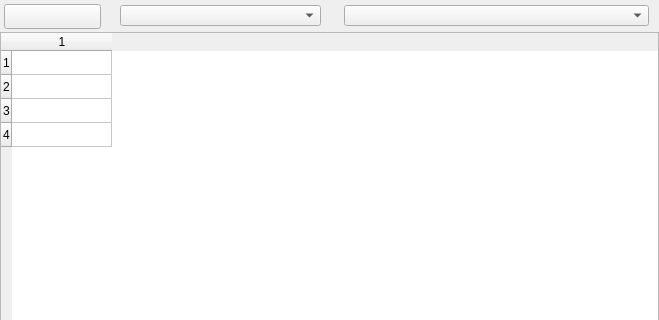
Eldricos/D-Fend-Reborn, file src/forms/LanguageEditorFormUnit.ui: the form before one commit; both pictures show x 0 to 659 and y 0 to 320 of the 659 by 539 pixel window.
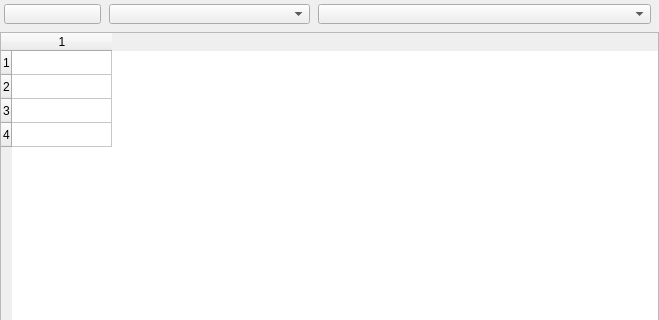
The form after the commit.

Commit message: Remaining dialogs: Qt layouts instead of fixed pixel positions

Diff of the .ui file:
```diff
--- a/src/forms/LanguageEditorFormUnit.ui
+++ b/src/forms/LanguageEditorFormUnit.ui
@@ -16,24 +16,50 @@
       <property name="frameShape"><enum>QFrame::NoFrame</enum></property>
       <property name="frameShadow"><enum>QFrame::Plain</enum></property>
       <property name="vclClass" stdset="0"><string notr="true">TPanel</string></property>
+      <layout class="QGridLayout" name="Panel1_Layout" columnstretch="0,0,0,1">
+        <property name="leftMargin"><number>4</number></property>
+        <property name="topMargin"><number>4</number></property>
+        <property name="rightMargin"><number>8</number></property>
+        <property name="bottomMargin"><number>8</number></property>
+        <property name="horizontalSpacing"><number>8</number></property>
+        <property name="verticalSpacing"><number>4</number></property>
+        <item row="0" column="0" alignment="Qt::AlignLeft">
       <widget class="QPushButton" name="CloseButton">
-        <property name="geometry"><rect><x>4</x><y>4</y><width>97</width><height>25</height></rect></property>
-        <property name="text"><string></string></property>
+            <property name="text"><string /></property>
         <property name="autoDefault"><bool>false</bool></property>
         <property name="vclKind" stdset="0"><string notr="true">bkClose</string></property>
         <property name="vclModalResult" stdset="0"><string notr="true">mrClose</string></property>
-      </widget>
-      <widget class="QComboBox" name="SectionComboBox">
-        <property name="geometry"><rect><x>344</x><y>5</y><width>305</width><height>21</height></rect></property>
-        <property name="vclAnchors" stdset="0"><string notr="true">akLeft,akTop,akRight</string></property>
-        <property name="editable"><bool>false</bool></property>
-        <property name="maxVisibleItems"><number>8</number></property>
-      </widget>
+            <property name="minimumSize"><size><width>97</width><height>0</height></size></property>
+          </widget>
+        </item>
+        <item row="0" column="1" alignment="Qt::AlignLeft">
       <widget class="QComboBox" name="ShowComboBox">
-        <property name="geometry"><rect><x>120</x><y>5</y><width>201</width><height>21</height></rect></property>
         <property name="editable"><bool>false</bool></property>
         <property name="maxVisibleItems"><number>8</number></property>
-      </widget>
+            <property name="minimumSize"><size><width>201</width><height>0</height></size></property>
+          </widget>
+        </item>
+        <item row="0" column="2" colspan="2">
+          <widget class="QComboBox" name="SectionComboBox">
+            <property name="editable"><bool>false</bool></property>
+            <property name="maxVisibleItems"><number>8</number></property>
+            <property name="sizeAdjustPolicy"><enum>QComboBox::AdjustToMinimumContentsLengthWithIcon</enum></property>
+            <property name="minimumContentsLength"><number>10</number></property>
+          </widget>
+        </item>
+        <item row="0" column="3">
+          <spacer name="Panel1_Layout_HFill">
+            <property name="orientation"><enum>Qt::Horizontal</enum></property>
+            <property name="sizeHint" stdset="0"><size><width>0</width><height>0</height></size></property>
+          </spacer>
+        </item>
+        <item row="1" column="0">
+          <spacer name="Panel1_VFill">
+            <property name="orientation"><enum>Qt::Vertical</enum></property>
+            <property name="sizeHint" stdset="0"><size><width>0</width><height>0</height></size></property>
+          </spacer>
+        </item>
+      </layout>
     </widget>
     <widget class="QTableWidget" name="Tab">
       <property name="geometry"><rect><x>0</x><y>32</y><width>659</width><height>488</height></rect></property>
```
Left out of the diff: 6 changed lines with no effect on the pictures. Lines whose indentation alone changed are shown as unchanged. The commit also changes 102 other files.
